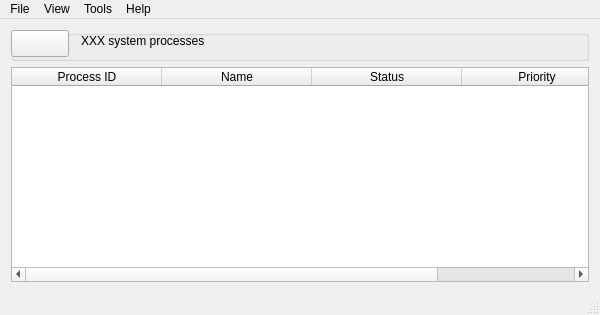
Above: mainwindow.ui from dutchgold92/TaskStalker before the change. Below: the same form after it.
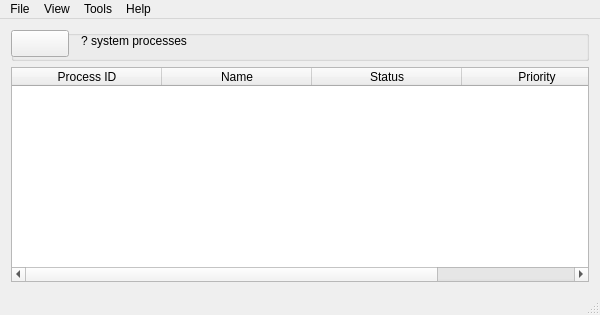
That is the form after the change. Icons and pictures are not drawn.

Diff of the .ui file:
```diff
--- a/mainwindow.ui
+++ b/mainwindow.ui
@@ -80,7 +80,7 @@
         </rect>
        </property>
        <property name="text">
-        <string>XXX system processes</string>
+        <string>? system processes</string>
        </property>
       </widget>
      </widget>
```
Left out of the diff: 20 changed lines with no effect on the pictures.
